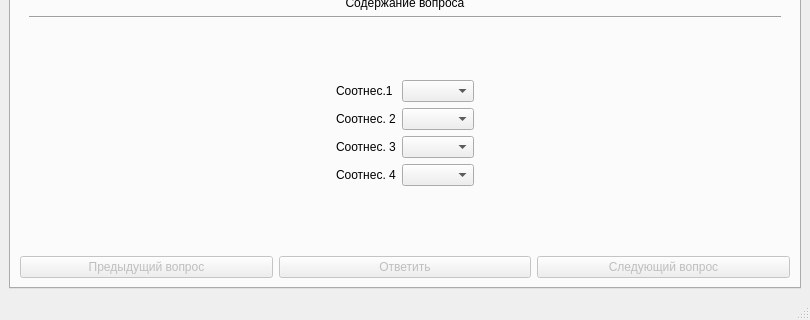
The window that Mini-test/mainwindow.ui (KeltorHD/lr_visual_programming) describes before a commit, drawn with Qt 5; both pictures show x 0 to 810 and y 140 to 460 of the 810 by 460 pixel window.
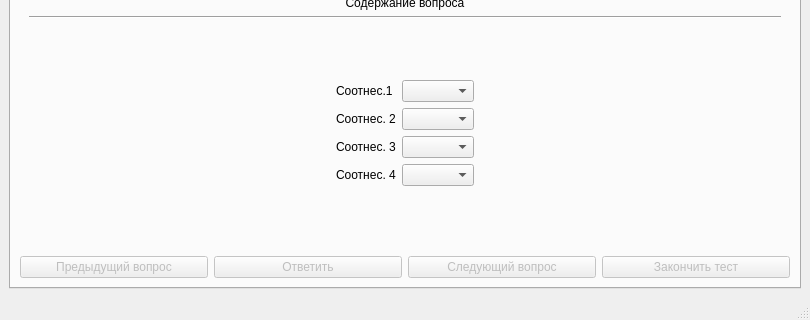
The same window after the commit.

What changed in the file:
```diff
--- a/Mini-test/mainwindow.ui
+++ b/Mini-test/mainwindow.ui
@@ -719,6 +719,16 @@
             </property>
            </widget>
           </item>
+          <item row="0" column="3">
+           <widget class="QPushButton" name="done">
+            <property name="enabled">
+             <bool>false</bool>
+            </property>
+            <property name="text">
+             <string>Закончить тест</string>
+            </property>
+           </widget>
+          </item>
          </layout>
         </item>
        </layout>
```
Left out of the diff: 20 changed lines with no effect on the pictures.
